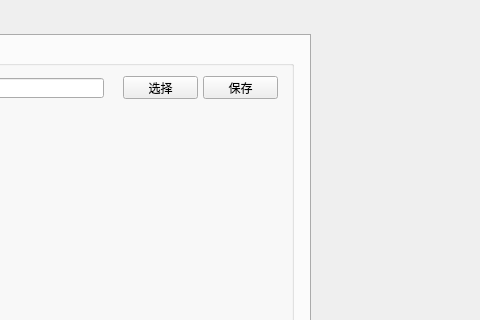
chuandongxu/AOI, file HSGWorkflowCtrl/worksetting.ui: the form before one commit; both pictures show x 599 to 1079 and y 0 to 320 of the 1200 by 850 pixel window.
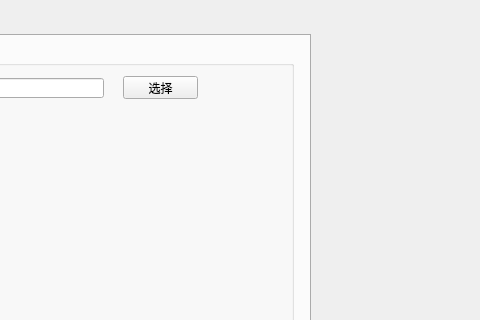
The form after the commit.

Diff of the .ui file:
```diff
--- a/HSGWorkflowCtrl/worksetting.ui
+++ b/HSGWorkflowCtrl/worksetting.ui
@@ -808,19 +808,6 @@
        <string>选择</string>
       </property>
      </widget>
-     <widget class="QPushButton" name="pushButton_saveOffLnPath">
-      <property name="geometry">
-       <rect>
-        <x>410</x>
-        <y>30</y>
-        <width>75</width>
-        <height>23</height>
-       </rect>
-      </property>
-      <property name="text">
-       <string>保存</string>
-      </property>
-     </widget>
      <widget class="QLabel" name="label_6">
       <property name="geometry">
        <rect>
```
